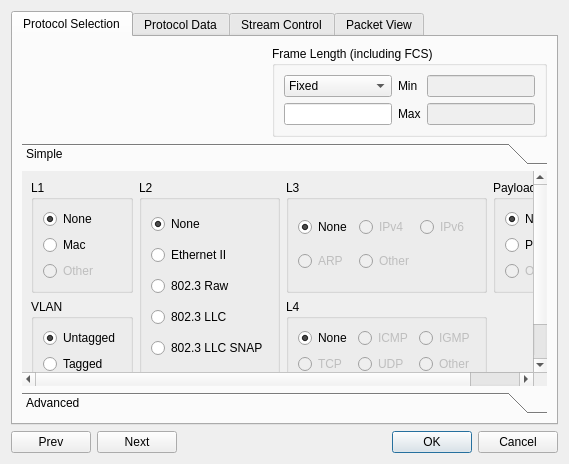
First picture: the form in client/streamconfigdialog.ui, repository pstavirs/ostinato, before the edit.
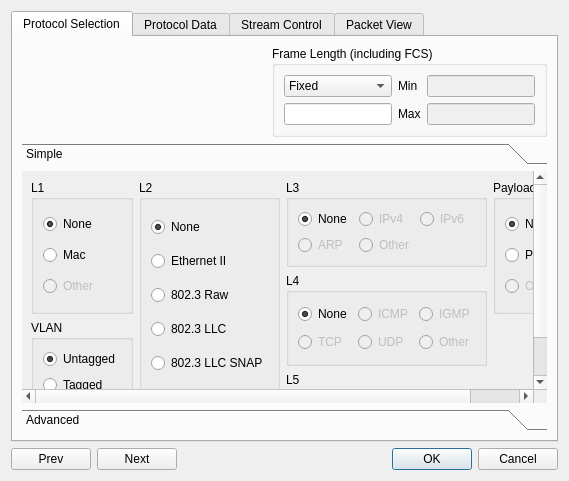
Second picture: the form after the edit. Icons and pictures are not drawn. Custom widgets are drawn as their Qt base class.

Commit message: StreamConfigDialog "Protocol Selection" framework has been enhanced to include a L5 group. TextProtocol has been added to this L5 group. TCP/UDP protocols have been modified to get port numbers from a L5 protocol; TCP/UDP protocols have also been updated as per the "Sample" protocol recommendation

The edit to the form file:
```diff
--- a/client/streamconfigdialog.ui
+++ b/client/streamconfigdialog.ui
@@ -9,7 +9,7 @@
     <x>0</x>
     <y>0</y>
     <width>569</width>
-    <height>464</height>
+    <height>481</height>
    </rect>
   </property>
   <property name="sizePolicy" >
@@ -174,14 +174,14 @@
             <x>0</x>
             <y>0</y>
             <width>527</width>
-            <height>226</height>
+            <height>243</height>
            </rect>
           </property>
           <attribute name="label" >
            <string>Simple</string>
           </attribute>
           <layout class="QGridLayout" >
-           <item row="0" column="0" >
+           <item rowspan="2" row="0" column="0" >
             <widget class="QGroupBox" name="gbL1Proto" >
              <property name="title" >
               <string>L1</string>
@@ -220,7 +220,7 @@
              </layout>
             </widget>
            </item>
-           <item rowspan="3" row="0" column="1" >
+           <item rowspan="4" row="0" column="1" >
             <widget class="QGroupBox" name="gbFrameType" >
              <property name="enabled" >
               <bool>true</bool>
@@ -351,7 +351,7 @@
              </layout>
             </widget>
            </item>
-           <item row="0" column="3" >
+           <item rowspan="2" row="0" column="3" >
             <widget class="QGroupBox" name="gbPayloadProto" >
              <property name="enabled" >
               <bool>true</bool>
@@ -393,49 +393,7 @@
              </layout>
             </widget>
            </item>
-           <item rowspan="2" row="1" column="0" >
-            <widget class="QGroupBox" name="gbVlan" >
-             <property name="enabled" >
-              <bool>true</bool>
-             </property>
-             <property name="title" >
-              <string>VLAN</string>
-             </property>
-             <property name="checkable" >
-              <bool>false</bool>
-             </property>
-             <property name="checked" >
-              <bool>false</bool>
-             </property>
-             <layout class="QVBoxLayout" >
-              <item>
-               <widget class="QRadioButton" name="rbVlanNone" >
-                <property name="text" >
-                 <string>Untagged</string>
-                </property>
-                <property name="checked" >
-                 <bool>true</bool>
-                </property>
-               </widget>
-              </item>
-              <item>
-               <widget class="QRadioButton" name="rbVlanSingle" >
-                <property name="text" >
-                 <string>Tagged</string>
-                </property>
-               </widget>
-              </item>
-              <item>
-               <widget class="QRadioButton" name="rbVlanDouble" >
-                <property name="text" >
-                 <string>Stacked</string>
-                </property>
-               </widget>
-              </item>
-             </layout>
-            </widget>
-           </item>
-           <item row="1" column="2" >
+           <item rowspan="2" row="1" column="2" >
             <widget class="QGroupBox" name="gbL4Proto" >
              <property name="enabled" >
               <bool>true</bool>
@@ -507,7 +465,49 @@
              </layout>
             </widget>
            </item>
-           <item row="2" column="2" >
+           <item rowspan="2" row="2" column="0" >
+            <widget class="QGroupBox" name="gbVlan" >
+             <property name="enabled" >
+              <bool>true</bool>
+             </property>
+             <property name="title" >
+              <string>VLAN</string>
+             </property>
+             <property name="checkable" >
+              <bool>false</bool>
+             </property>
+             <property name="checked" >
+              <bool>false</bool>
+             </property>
+             <layout class="QVBoxLayout" >
+              <item>
+               <widget class="QRadioButton" name="rbVlanNone" >
+                <property name="text" >
+                 <string>Untagged</string>
+                </property>
+                <property name="checked" >
+                 <bool>true</bool>
+                </property>
+               </widget>
+              </item>
+              <item>
+               <widget class="QRadioButton" name="rbVlanSingle" >
+                <property name="text" >
+                 <string>Tagged</string>
+                </property>
+               </widget>
+              </item>
+              <item>
+               <widget class="QRadioButton" name="rbVlanDouble" >
+                <property name="text" >
+                 <string>Stacked</string>
+                </property>
+               </widget>
+              </item>
+             </layout>
+            </widget>
+           </item>
+           <item rowspan="2" row="2" column="3" >
             <spacer>
              <property name="orientation" >
               <enum>Qt::Vertical</enum>
@@ -515,11 +515,53 @@
              <property name="sizeHint" >
               <size>
                <width>20</width>
-               <height>21</height>
+               <height>71</height>
               </size>
              </property>
             </spacer>
            </item>
+           <item row="3" column="2" >
+            <widget class="QGroupBox" name="gbL5Proto" >
+             <property name="enabled" >
+              <bool>true</bool>
+             </property>
+             <property name="title" >
+              <string>L5</string>
+             </property>
+             <layout class="QHBoxLayout" >
+              <item>
+               <widget class="QRadioButton" name="rbL5None" >
+                <property name="text" >
+                 <string>None</string>
+                </property>
+                <property name="checked" >
+                 <bool>true</bool>
+                </property>
+               </widget>
+              </item>
+              <item>
+               <widget class="QRadioButton" name="rbL5Text" >
+                <property name="enabled" >
+                 <bool>false</bool>
+                </property>
+                <property name="text" >
+                 <string>Text</string>
+                </property>
+               </widget>
+              </item>
+              <item>
+               <widget class="QRadioButton" name="rbL5Other" >
+                <property name="enabled" >
+                 <bool>false</bool>
+                </property>
+                <property name="text" >
+                 <string>Other</string>
+                </property>
+               </widget>
+              </item>
+             </layout>
+            </widget>
+           </item>
           </layout>
          </widget>
          <widget class="QWidget" name="page_2" >
```
The commit also changes 13 other files.
